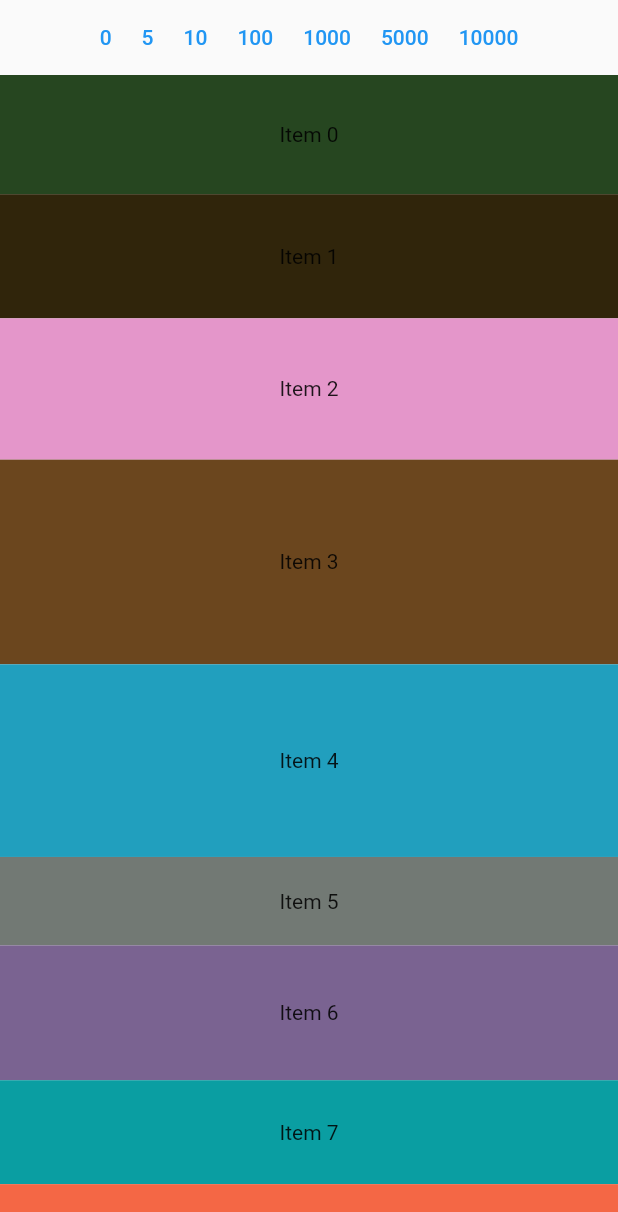
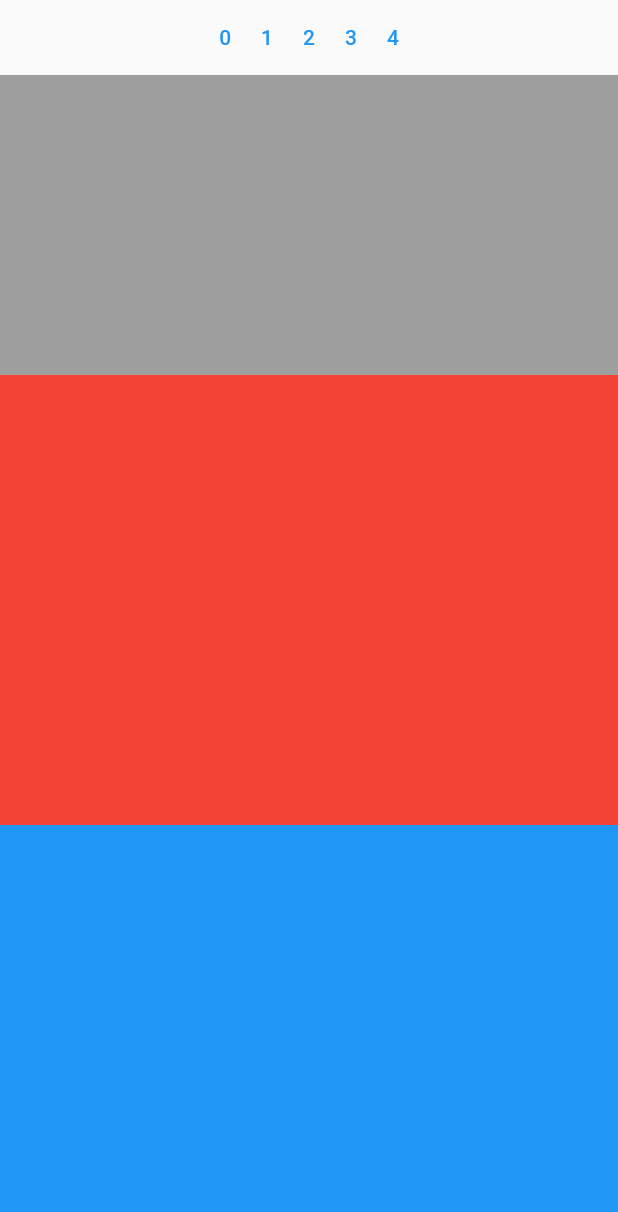
Before and after one commit to felipecastrosales/scroll_to, a Flutter app: the screen it shows after launch, on a phone screen of 412 x 824 dp, the part 24-1236 px from its top. Run offline on Flutter 3.47's test engine with Material 2 defaults, Android fonts, the light colour scheme and no system bars; drawn by our look-alikes of scrollable_positioned_list.

Commit message:
feat: added A and B example

```diff
--- /dev/null
+++ b/lib/example_a.dart
@@ -0,0 +1,129 @@
+import 'dart:math';
+
+import 'package:flutter/material.dart';
+
+import 'package:scrollable_positioned_list/scrollable_positioned_list.dart';
+
+class ScrollablePositionedListPageA extends StatefulWidget {
+  const ScrollablePositionedListPageA({super.key});
+
+  @override
+  State<StatefulWidget> createState() => _ScrollablePositionedListPageAState();
+}
+
+class _ScrollablePositionedListPageAState
+    extends State<ScrollablePositionedListPageA> {
+  late List<double> itemHeights;
+  late List<Color> itemColors;
+
+  final itemScrollController = ItemScrollController();
+  final itemPositionsListener = ItemPositionsListener.create();
+
+  static const randomMax = 1 << 32;
+  static const numberOfItems = 10001;
+  static const minItemHeight = 20.0;
+  static const maxItemHeight = 150.0;
+  static const scrollDuration = Duration(seconds: 2);
+  double alignment = 0;
+
+  @override
+  void initState() {
+    super.initState();
+    final heightGenerator = Random(328902348);
+    final colorGenerator = Random(42490823);
+    itemHeights = List.generate(
+      numberOfItems,
+      (int _) =>
+          heightGenerator.nextDouble() * (maxItemHeight - minItemHeight) +
+          minItemHeight,
+    );
+    itemColors = List.generate(
+      numberOfItems,
+      (int _) => Color(colorGenerator.nextInt(randomMax)).withOpacity(1),
+    );
+  }
+
+  @override
+  Widget build(BuildContext context) {
+    return SafeArea(
+      child: Material(
+        child: OrientationBuilder(
+          builder: (context, orientation) {
+            return Column(
+              children: [
+                Row(
+                  mainAxisAlignment: MainAxisAlignment.center,
+                  children: <Widget>[
+                    Column(
+                      children: <Widget>[
+                        const Text(
+                          'Scroll to',
+                          textAlign: TextAlign.center,
+                        ),
+                        Container(
+                          height: 50,
+                          alignment: Alignment.center,
+                          child: Row(
+                            children: <Widget>[
+                              scrollToItem(0),
+                              scrollToItem(5),
+                              scrollToItem(10),
+                              scrollToItem(100),
+                              scrollToItem(1000),
+                              scrollToItem(5000),
+                              scrollToItem(10000),
+                            ],
+                          ),
+                        ),
+                      ],
+                    ),
+                  ],
+                ),
+                Expanded(
+                  child: ScrollablePositionedList.builder(
+                    itemCount: numberOfItems,
+                    itemScrollController: itemScrollController,
+                    itemPositionsListener: itemPositionsListener,
+                    scrollDirection: orientation == Orientation.portrait
+                        ? Axis.vertical
+                        : Axis.horizontal,
+                    itemBuilder: (context, index) => SizedBox(
+                      height: orientation == Orientation.portrait
+                          ? itemHeights[index]
+                          : null,
+                      width: orientation == Orientation.landscape
+                          ? itemHeights[index]
+                          : null,
+                      child: Container(
+                        color: itemColors[index],
+                        child: Center(
+                          child: Text('Item $index'),
+                        ),
+                      ),
+                    ),
+                  ),
+                ),
+              ],
+            );
+          },
+        ),
+      ),
+    );
+  }
+
+  Widget scrollToItem(int index) => TextButton(
+        key: ValueKey<String>('scroll_to_$index'),
+        onPressed: () => itemScrollController.scrollTo(
+          index: index,
+          alignment: alignment,
+          duration: scrollDuration,
+          curve: Curves.easeInOutCubic,
+        ),
+        style: ButtonStyle(
+          tapTargetSize: MaterialTapTargetSize.shrinkWrap,
+          minimumSize: MaterialStateProperty.all(Size.zero),
+          padding: MaterialStateProperty.all(const EdgeInsets.all(10)),
+        ),
+        child: Text('$index'),
+      );
+}
--- /dev/null
+++ b/lib/example_b.dart
@@ -0,0 +1,159 @@
+import 'package:flutter/material.dart';
+
+import 'package:scrollable_positioned_list/scrollable_positioned_list.dart';
+
+class ScrollablePositionedListPageB extends StatefulWidget {
+  const ScrollablePositionedListPageB({super.key});
+
+  @override
+  State<StatefulWidget> createState() => _ScrollablePositionedListPageBState();
+}
+
+class _ScrollablePositionedListPageBState
+    extends State<ScrollablePositionedListPageB> {
+  late List<Widget> items;
+
+  final itemScrollController = ItemScrollController();
+  final itemPositionsListener = ItemPositionsListener.create();
+
+  static const scrollDuration = Duration(seconds: 2);
+  double alignment = 0;
+
+  @override
+  void initState() {
+    super.initState();
+    items = [
+      const Page0(),
+      const Page1(),
+      const Page2(),
+      const Page3(),
+      const Page4(),
+    ];
+  }
+
+  @override
+  Widget build(BuildContext context) {
+    return SafeArea(
+      child: Material(
+        child: OrientationBuilder(
+          builder: (context, orientation) {
+            return Column(
+              children: [
+                Row(
+                  mainAxisAlignment: MainAxisAlignment.center,
+                  children: <Widget>[
+                    Column(
+                      children: <Widget>[
+                        const Text(
+                          'Scroll to',
+                          textAlign: TextAlign.center,
+                        ),
+                        Container(
+                          height: 50,
+                          alignment: Alignment.center,
+                          child: Row(
+                            children: <Widget>[
+                              scrollToItem(0),
+                              scrollToItem(1),
+                              scrollToItem(2),
+                              scrollToItem(3),
+                              scrollToItem(4),
+                            ],
+                          ),
+                        ),
+                      ],
+                    ),
+                  ],
+                ),
+                Expanded(
+                  child: ScrollablePositionedList.builder(
+                    itemCount: items.length,
+                    itemScrollController: itemScrollController,
+                    itemPositionsListener: itemPositionsListener,
+                    itemBuilder: (context, index) => items[index],
+                  ),
+                ),
+              ],
+            );
+          },
+        ),
+      ),
+    );
+  }
+
+  Widget scrollToItem(int index) => TextButton(
+        key: ValueKey<String>('scroll_to_$index'),
+        onPressed: () => itemScrollController.scrollTo(
+          index: index,
+          alignment: alignment,
+          duration: scrollDuration,
+          curve: Curves.easeInOutCubic,
+        ),
+        style: ButtonStyle(
+          tapTargetSize: MaterialTapTargetSize.shrinkWrap,
+          minimumSize: MaterialStateProperty.all(Size.zero),
+          padding: MaterialStateProperty.all(const EdgeInsets.all(10)),
+        ),
+        child: Text('$index'),
+      );
+}
+
+class Page0 extends StatelessWidget {
+  const Page0({super.key});
+
+  @override
+  Widget build(BuildContext context) {
+    return Container(
+      height: 200,
+      color: Colors.grey,
+    );
+  }
+}
+
+class Page1 extends StatelessWidget {
+  const Page1({super.key});
+
+  @override
+  Widget build(BuildContext context) {
+    return Container(
+      height: 300,
+      color: Colors.red,
+    );
+  }
+}
+
+class Page2 extends StatelessWidget {
+  const Page2({super.key});
+
+  @override
+  Widget build(BuildContext context) {
+    return Container(
+      height: 300,
+      color: Colors.blue,
+    );
+  }
+}
+
+class Page3 extends StatelessWidget {
+  const Page3({super.key});
+
+  @override
+  Widget build(BuildContext context) {
+    return Container(
+      height: 400,
+      color: Colors.orange,
+    );
+  }
+}
+
+class Page4 extends StatelessWidget {
+  const Page4({super.key});
+
+  @override
+  Widget build(BuildContext context) {
+    return Container(
+      height: 500,
+      color: Colors.yellow,
+    );
+  }
+}
--- a/lib/main.dart
+++ b/lib/main.dart
@@ -1,8 +1,6 @@
-import 'dart:math';
-
 import 'package:flutter/material.dart';
 
-import 'package:scrollable_positioned_list/scrollable_positioned_list.dart';
+import 'example_b.dart';
 
 void main() {
   runApp(
@@ -17,131 +15,8 @@ class ScrollablePositionedListExample extends StatelessWidget {
   Widget build(BuildContext context) {
     return const MaterialApp(
       title: 'ScrollablePositionedList Example',
-      home: ScrollablePositionedListPage(),
+      home: ScrollablePositionedListPageB(),
+      // home: ScrollablePositionedListPageB(),
     );
   }
 }
-
-class ScrollablePositionedListPage extends StatefulWidget {
-  const ScrollablePositionedListPage({super.key});
-
-  @override
-  State<StatefulWidget> createState() => _ScrollablePositionedListPageState();
-}
-
-class _ScrollablePositionedListPageState
-    extends State<ScrollablePositionedListPage> {
-  late List<double> itemHeights;
-  late List<Color> itemColors;
-
-  final itemScrollController = ItemScrollController();
-  final itemPositionsListener = ItemPositionsListener.create();
-
-  static const randomMax = 1 << 32;
-  static const numberOfItems = 10001;
-  static const minItemHeight = 20.0;
-  static const maxItemHeight = 150.0;
-  static const scrollDuration = Duration(seconds: 2);
-  double alignment = 0;
-
-  @override
-  void initState() {
-    super.initState();
-    final heightGenerator = Random(328902348);
-    final colorGenerator = Random(42490823);
-    itemHeights = List.generate(
-      numberOfItems,
-      (int _) =>
-          heightGenerator.nextDouble() * (maxItemHeight - minItemHeight) +
-          minItemHeight,
-    );
-    itemColors = List.generate(
-      numberOfItems,
-      (int _) => Color(colorGenerator.nextInt(randomMax)).withOpacity(1),
-    );
-  }
-
-  @override
-  Widget build(BuildContext context) {
-    return SafeArea(
-      child: Material(
-        child: OrientationBuilder(
-          builder: (context, orientation) {
-            return Column(
-              children: [
-                Row(
-                  mainAxisAlignment: MainAxisAlignment.center,
-                  children: <Widget>[
-                    Column(
-                      children: <Widget>[
-                        const Text(
-                          'Scroll to',
-                          textAlign: TextAlign.center,
-                        ),
-                        Container(
-                          height: 50,
-                          alignment: Alignment.center,
-                          child: Row(
-                            children: <Widget>[
-                              scrollToItem(0),
-                              scrollToItem(5),
-                              scrollToItem(10),
-                              scrollToItem(100),
-                              scrollToItem(1000),
-                              scrollToItem(5000),
-                              scrollToItem(10000),
-                            ],
-                          ),
-                        ),
-                      ],
-                    ),
-                  ],
-                ),
-                Expanded(
-                  child: ScrollablePositionedList.builder(
-                    itemCount: numberOfItems,
-                    itemScrollController: itemScrollController,
-                    itemPositionsListener: itemPositionsListener,
-                    scrollDirection: orientation == Orientation.portrait
-                        ? Axis.vertical
-                        : Axis.horizontal,
-                    itemBuilder: (context, index) => SizedBox(
-                      height: orientation == Orientation.portrait
-                          ? itemHeights[index]
-                          : null,
-                      width: orientation == Orientation.landscape
-                          ? itemHeights[index]
-                          : null,
-                      child: Container(
-                        color: itemColors[index],
-                        child: Center(
-                          child: Text('Item $index'),
-                        ),
-                      ),
-                    ),
-                  ),
-                ),
-              ],
-            );
-          },
-        ),
-      ),
-    );
-  }
-
-  Widget scrollToItem(int index) => TextButton(
-        key: ValueKey<String>('scroll_to_$index'),
-        onPressed: () => itemScrollController.scrollTo(
-          index: index,
-          alignment: alignment,
-          duration: scrollDuration,
-          curve: Curves.easeInOutCubic,
-        ),
-        style: ButtonStyle(
-          tapTargetSize: MaterialTapTargetSize.shrinkWrap,
-          minimumSize: MaterialStateProperty.all(Size.zero),
-          padding: MaterialStateProperty.all(const EdgeInsets.all(10)),
-        ),
-        child: Text('$index'),
-      );
-}
```
Also changed, not shown: 1 other file.
